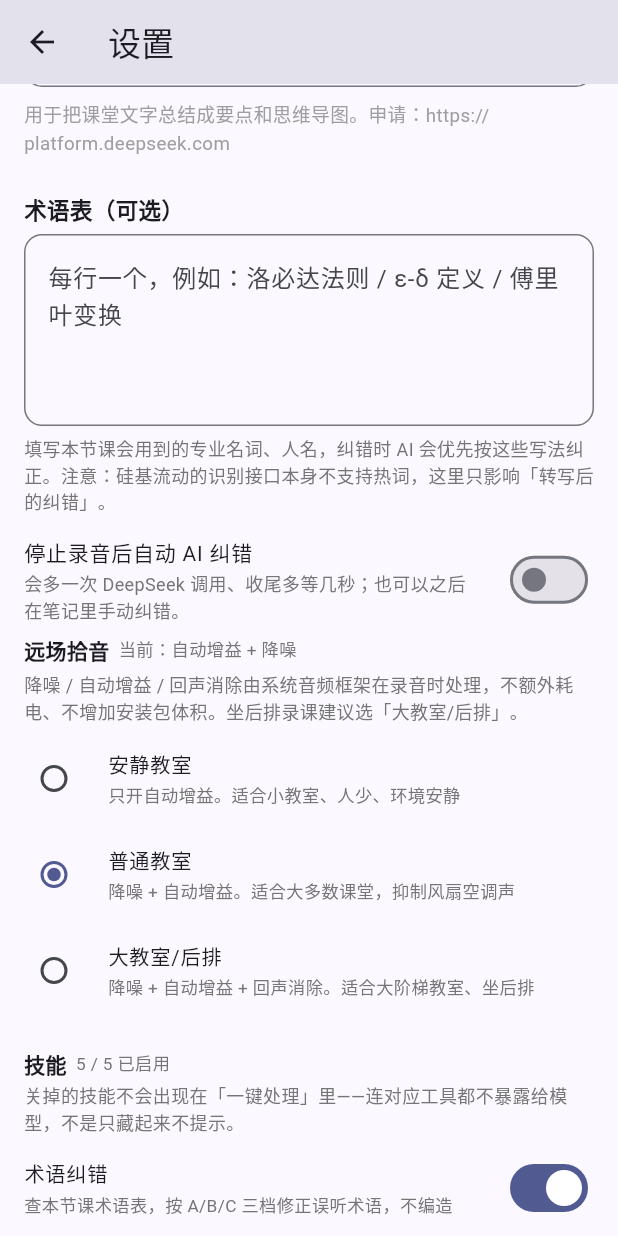
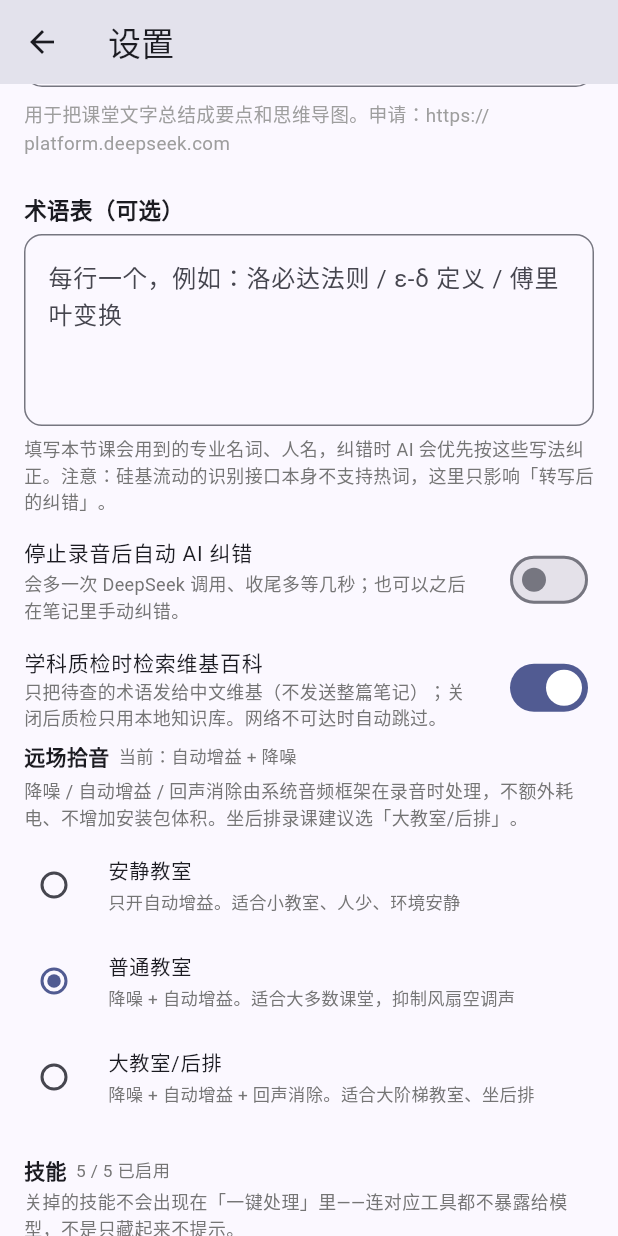
Before and after one commit to ddggg774/classnote, a Flutter app: the SettingsPage screen opened directly, scrolled down 576 dp, on a phone screen of 412 x 824 dp. Run offline on Flutter 3.47's test engine with Material 3 defaults, Android fonts, the phone set to English and light mode, and no system bars; our stand-ins replace material_ui, share_plus, shared_preferences, sqflite, wakelock_plus; missing offline and left inert: flutter_foreground_task, record; accounts and stored records are empty.

Commit message:
学科质检先查后判：联网检索中文维基，隐私条款升 1.1

```diff
--- a/lib/pages/disclaimer_page.dart
+++ b/lib/pages/disclaimer_page.dart
@@ -18,12 +18,12 @@ import '../services/settings_service.dart';
 /// 修改正文时**必须**同时改 [version]：否则老用户不会再看到新条款。
 class Disclaimer {
   /// 与 docs/免责声明.md 保持一致，改一处就要改另一处
-  static const String version = '1.0';
+  static const String version = '1.1';
 
   static const String text = '''
 课堂笔记（classnote）免责声明与使用协议
 
-版本 1.0　生效日期：2026 年 11 月 22 日
+版本 1.1　生效日期：2026 年 11 月 23 日
 
 使用本应用前，请完整阅读本声明。你在应用内勾选「我已阅读并同意」并继续使用，即视为你已理解并接受全部条款。如果你不同意任何一条，请不要使用本应用并卸载。
 
@@ -76,7 +76,13 @@ class Disclaimer {
 
 服务商可能变更接口、限制访问或停止服务，导致功能不可用，作者不承担因此产生的责任。
 
-五、数据存储与丢失风险
+五、质检的联网检索（维基百科）
+
+学科质检在联网可用时会检索中文维基百科（zh.wikipedia.org，MediaWiki API）。检索只发送待核对的术语或短句，不发送整篇笔记、录音或任何个人信息；返回的公开条目摘要仅用于辅助判断，可能不准确、不完整。
+
+你可以在「设置 → 学科质检时检索维基百科」随时关闭；关闭后质检仅使用本机知识库。若网络不可达（维基百科在部分网络环境下无法访问），检索会被自动跳过，质检结论将基于本机资料与模型知识。
+
+六、数据存储与丢失风险
 
 笔记、转写稿、译文、总结保存在你手机的本地数据库中；本应用没有账号体系，也不向作者自建的服务器上传任何数据。
 
@@ -84,7 +90,7 @@ class Disclaimer {
 
 本应用会申请麦克风权限、录音前台服务与通知权限，仅用于录音与显示录音状态。
 
-六、开源许可与担保排除
+七、开源许可与担保排除
 
 本应用以 MIT 许可证开源。在适用法律允许的最大范围内：
 
@@ -92,21 +98,21 @@ class Disclaimer {
 2. 作者不保证应用无错误、不中断、不丢失数据，也不保证识别或生成结果准确；
 3. 作者不对因使用或无法使用本应用而产生的任何直接、间接、附带、特殊或后果性损失承担责任，包括但不限于成绩受损、数据丢失、设备损坏、第三方索赔。
 
-七、责任限制
+八、责任限制
 
 在适用法律允许的范围内，你同意：因你使用本应用（包括录音行为、AI 生成内容的使用、向第三方服务提交数据）引起的任何索赔、纠纷、处罚或损失，由你自行承担；作者不承担赔偿责任。
 
 本条款不排除依法不能排除的责任。
 
-八、未成年人
+九、未成年人
 
 如果你未满 18 周岁，请在监护人阅读并同意本声明后再使用。
 
-九、条款更新与同意记录
+十、条款更新与同意记录
 
 本声明可能随功能变化更新，版本号写在本页顶部。你在应用内的同意动作会在本机记录同意的版本号与时间，不会上传。版本更新后，应用会再次要求你确认；不同意更新后的条款，请停止使用并卸载。
 
-十、其他
+十一、其他
 
 本声明不构成法律意见。若你需要确认其在所在地区的效力，请咨询专业律师。若本声明部分条款被认定无效，其余条款仍然有效。如不同意本声明任何内容，请立即卸载本应用并不再使用。
 
--- a/lib/pages/settings_page.dart
+++ b/lib/pages/settings_page.dart
@@ -30,6 +30,7 @@ class _SettingsPageState extends State<SettingsPage> {
   String _asrModel = AppConfig.asrModel;
   /// 转写后是否自动 AI 纠错
   bool _autoCorrect = false;
+  bool _wikiSearch = true;
   CaptureProfile _captureProfile = CaptureProfile.normal;
 
   /// 技能启停（id → 是否启用）
@@ -48,6 +49,7 @@ class _SettingsPageState extends State<SettingsPage> {
     final model = await _settings.getAsrModel();
     final glossary = await _settings.getGlossary();
     final auto = await _settings.getAutoCorrect();
+    final wiki = await _settings.getWikiSearchEnabled();
     final profileCode = await _settings.getCaptureProfile();
     final profile = CaptureProfile.fromCode(profileCode);
     final skills = await SkillRegistry().overview();
@@ -58,6 +60,7 @@ class _SettingsPageState extends State<SettingsPage> {
         _glossaryController.text = glossary;
         _asrModel = model;
         _autoCorrect = auto;
+        _wikiSearch = wiki;
         _captureProfile = profile;
         _skillEnabled = {for (final s in skills) s.skill.id: s.enabled};
         _skillsLoaded = true;
@@ -107,6 +110,7 @@ class _SettingsPageState extends State<SettingsPage> {
     await _settings.saveAsrModel(_asrModel);
     await _settings.saveGlossary(_glossaryController.text);
     await _settings.saveAutoCorrect(_autoCorrect);
+    await _settings.saveWikiSearchEnabled(_wikiSearch);
     await _settings.saveCaptureProfile(_captureProfile.name);
     if (_skillsLoaded) {
       await SkillRegistry().saveEnabledIds(
@@ -327,6 +331,19 @@ class _SettingsPageState extends State<SettingsPage> {
                   ),
                   onChanged: (v) => setState(() => _autoCorrect = v),
                 ),
+                SwitchListTile(
+                  value: _wikiSearch,
+                  contentPadding: EdgeInsets.zero,
+                  title: const Text('学科质检时检索维基百科',
+                      style: TextStyle(fontSize: 14)),
+                  subtitle: Text(
+                    '只把待查的术语发给中文维基（不发送整篇笔记）；'
+                    '关闭后质检只用本地知识库。网络不可达时自动跳过。',
+                    style:
+                        TextStyle(fontSize: 12, color: Colors.grey.shade600),
+                  ),
+                  onChanged: (v) => setState(() => _wikiSearch = v),
+                ),
 
                 // ── 拾音档位 ──
                 Row(
--- a/pubspec.yaml
+++ b/pubspec.yaml
@@ -1,7 +1,7 @@
 name: classnote
 description: 课堂实时语音转写、AI 总结与思维导图生成 App
 publish_to: 'none'
-version: 2.1.0+17
+version: 2.2.0+18
 
 environment:
   sdk: '>=3.0.0 <4.0.0'
```
Also changed, not shown: lib/pages/note_detail_page.dart (+17 -4 lines), lib/services/academic_review_service.dart (+6 -2 lines), lib/services/settings_service.dart (+13 -0 lines), lib/services/wiki_search_service.dart (added, +94 -0 lines), 7 other files.
